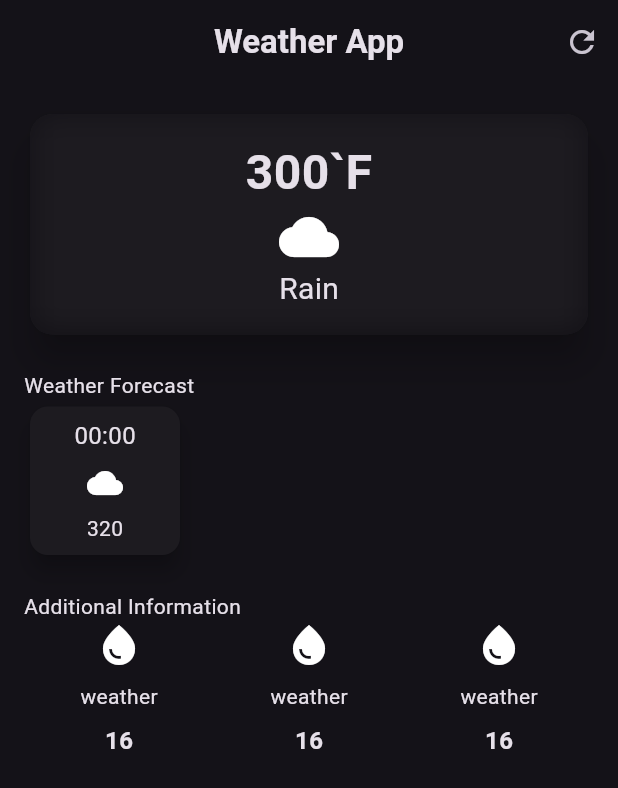
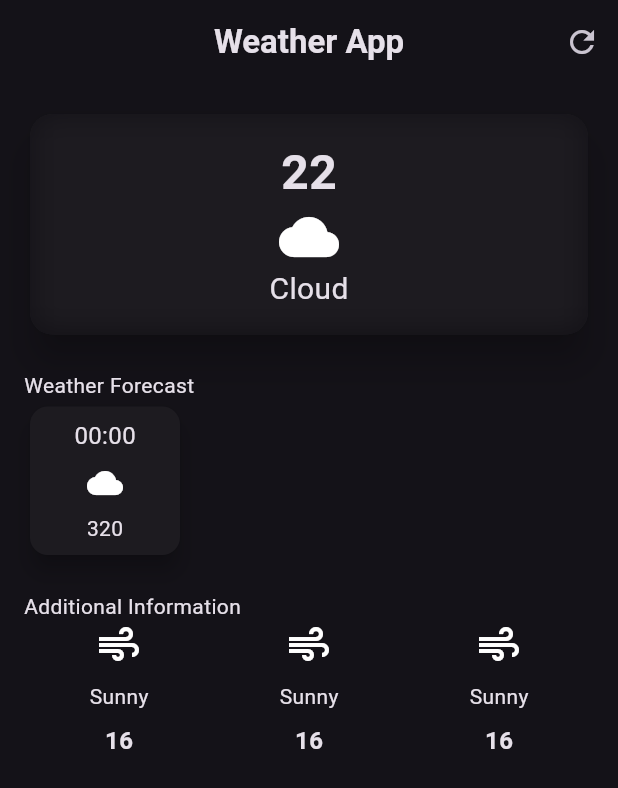
Before and after one commit to ram7767/flutter-examples, a Flutter app: the screen it shows after launch, on a phone screen of 412 x 824 dp. Shown: the top 788 px of the screen. Run offline on Flutter 3.47's test engine with Material 3 defaults, Android fonts, the phone set to English and light mode, and no system bars.

Commit message:
Changed the static code to Dynamic

```diff
--- a/lib/helper/addtion_information_widget.dart
+++ b/lib/helper/addtion_information_widget.dart
@@ -2,34 +2,39 @@ import 'package:flutter/material.dart';
 
 // AddtionInformationWidget
 class AddtionInformationWidget extends StatelessWidget {
-  const AddtionInformationWidget({
-    super.key,
-  });
+  final IconData icon;
+  final String weather;
+  final String value;
+  const AddtionInformationWidget(
+      {super.key,
+      required this.icon,
+      required this.weather,
+      required this.value});
 
   @override
   Widget build(BuildContext context) {
-    return const Column(
+    return Column(
       children: [
         Icon(
-          Icons.water_drop_sharp,
+          icon,
           size: 32,
         ),
-        SizedBox(
+        const SizedBox(
           height: 8,
         ),
         Text(
-          "weather",
-          style: TextStyle(
+          weather,
+          style: const TextStyle(
             fontSize: 14,
             fontWeight: FontWeight.normal,
           ),
         ),
-        SizedBox(
+        const SizedBox(
           height: 8,
         ),
         Text(
-          "16",
-          style: TextStyle(
+          value,
+          style: const TextStyle(
             fontSize: 16,
             fontWeight: FontWeight.bold,
           ),
--- a/lib/helper/forecast_card.dart
+++ b/lib/helper/forecast_card.dart
@@ -3,7 +3,14 @@ import 'dart:ui';
 
 // ForecastCard
 class ForecastCard extends StatelessWidget {
-  const ForecastCard({super.key});
+  final IconData icon;
+  final String weather;
+  final String degree;
+  const ForecastCard(
+      {super.key,
+      required this.icon,
+      required this.weather,
+      required this.degree});
 
   @override
   Widget build(BuildContext context) {
@@ -16,24 +23,24 @@ class ForecastCard extends StatelessWidget {
         borderRadius: const BorderRadius.all(Radius.elliptical(15, 15)),
         child: BackdropFilter(
           filter: ImageFilter.blur(sigmaX: 10, sigmaY: 10),
-          child: const Padding(
-            padding: EdgeInsets.all(16.0),
+          child: Padding(
+            padding: const EdgeInsets.all(16.0),
             child: Column(
               children: [
                 Text(
-                  "300`F",
-                  style: TextStyle(
+                  degree,
+                  style: const TextStyle(
                     fontSize: 32,
                     fontWeight: FontWeight.bold,
                   ),
                 ),
                 Icon(
-                  Icons.cloud,
+                  icon,
                   size: 40,
                 ),
                 Text(
-                  "Rain",
-                  style: TextStyle(fontSize: 20),
+                  weather,
+                  style: const TextStyle(fontSize: 20),
                 )
               ],
             ),
--- a/lib/screen/weather_screen.dart
+++ b/lib/screen/weather_screen.dart
@@ -1,10 +1,19 @@
 import 'package:basic_weather_app/helper/forecast_card.dart';
 import 'package:basic_weather_app/helper/addtion_information_widget.dart';
 import 'package:flutter/material.dart';
+import 'package:http/http.dart' as http;
 
 // Main Screen
 class WeatherScreen extends StatelessWidget {
   const WeatherScreen({super.key});
+
+  Future getWeather() async {
+    String cityName = 'nandyal';
+    http.get(
+      Uri.parse(
+          'https://api.openweathermap.org/data/3.0/onecall?q=$cityName&appid=2700cb77f169014b47963479d60e46c1'),
+    );
+  }
 
   @override
   Widget build(BuildContext context) {
@@ -26,7 +35,11 @@ class WeatherScreen extends StatelessWidget {
           children: [
             const SizedBox(
               width: double.infinity,
-              child: ForecastCard(),
+              child: ForecastCard(
+                icon: Icons.cloud,
+                degree: "22",
+                weather: "Cloud",
+              ),
             ),
             const SizedBox(
               height: 20,
@@ -78,9 +91,12 @@ class WeatherScreen extends StatelessWidget {
             const Row(
               mainAxisAlignment: MainAxisAlignment.spaceAround,
               children: [
-                AddtionInformationWidget(),
-                AddtionInformationWidget(),
-                AddtionInformationWidget()
+                AddtionInformationWidget(
+                    icon: Icons.air, value: "16", weather: "Sunny"),
+                AddtionInformationWidget(
+                    icon: Icons.air, value: "16", weather: "Sunny"),
+                AddtionInformationWidget(
+                    icon: Icons.air, value: "16", weather: "Sunny"),
               ],
             ),
             const SizedBox(
--- a/pubspec.yaml
+++ b/pubspec.yaml
@@ -30,6 +30,7 @@ environment:
 dependencies:
   flutter:
     sdk: flutter
+  http: ^1.1.0
 
 
   # The following adds the Cupertino Icons font to your application.
```
Also changed, not shown: pubspec.lock.
